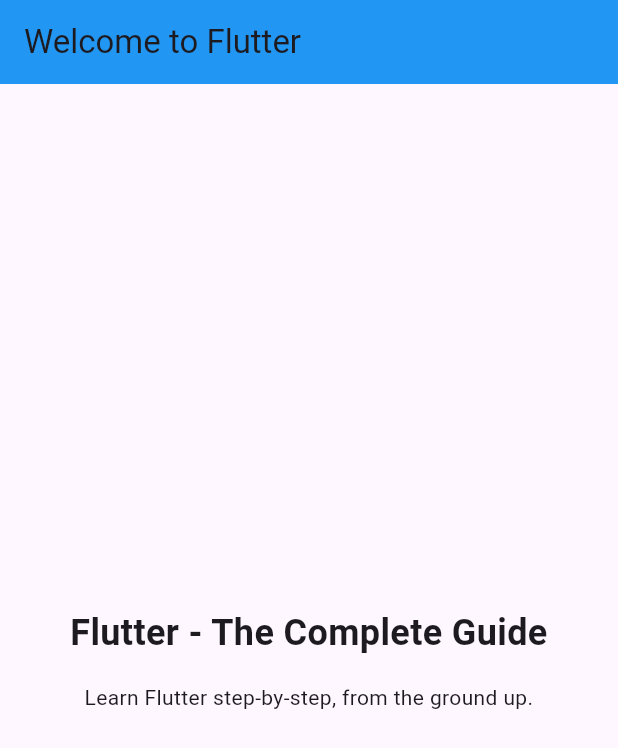
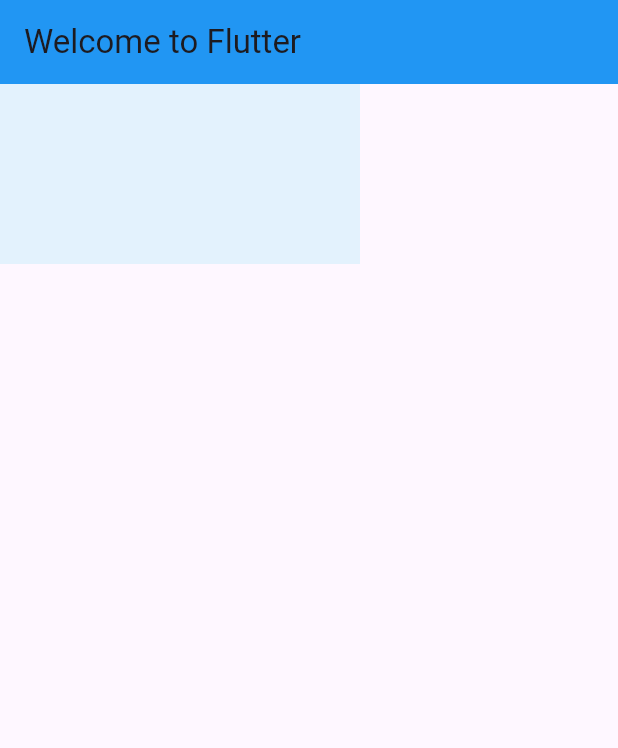
Before and after one commit to achievekogul/FlutterApp, a Flutter app: the screen it shows after launch, on a phone screen of 412 x 824 dp. Shown: the top 748 px of the screen. Run offline on Flutter 3.47's test engine with Material 2 defaults, Android fonts, the light colour scheme and no system bars.

Commit message:
Next Change Space

```diff
--- a/lib/main.dart
+++ b/lib/main.dart
@@ -23,31 +23,26 @@
       theme: ThemeData(useMaterial3: true),
       home: Scaffold(
         appBar: AppBar(
-          title: const Text('Welcome to Flutter'),
+          title: const Text('Welcome to Flutter '),
           backgroundColor:Colors.blue
         ),
-        body: Container(
-          width: double.infinity,
-          padding: const EdgeInsets.all(12),
-          child: Column(
-            mainAxisAlignment: MainAxisAlignment.center,
-            crossAxisAlignment: CrossAxisAlignment.center,
-            children: const [
-              Text('Flutter - The Complete Guide',
-                textAlign: TextAlign.center,
-                style: TextStyle(
-                  fontSize: 24,
-                  fontWeight: FontWeight.bold,
-                ),
+        body: SafeArea(
+          child:Row(
+            children: <Widget>[
+              Container(
+                height: 120.0,
+                width: 120.0,
+                color: Colors.blue[50],
               ),
-              SizedBox(height: 16),
-              Text(
-                'Learn Flutter step-by-step, from the ground up.',
-                textAlign: TextAlign.center,
-              ),
-            ],
-          ),
-        ),
+              Container(
+                height: 120.0,
+                width: 120.0,
+                color: Colors.blue[50],
+              )
+            ]
+          )
+
+        )
       ),
     );
   }
--- /dev/null
+++ b/lib/test.dart
@@ -0,0 +1,11 @@
+import 'package:flutter/material.dart';
+
+void main(){
+
+  runApp( MaterialApp(
+
+
+
+  )
+  );
+}
```
